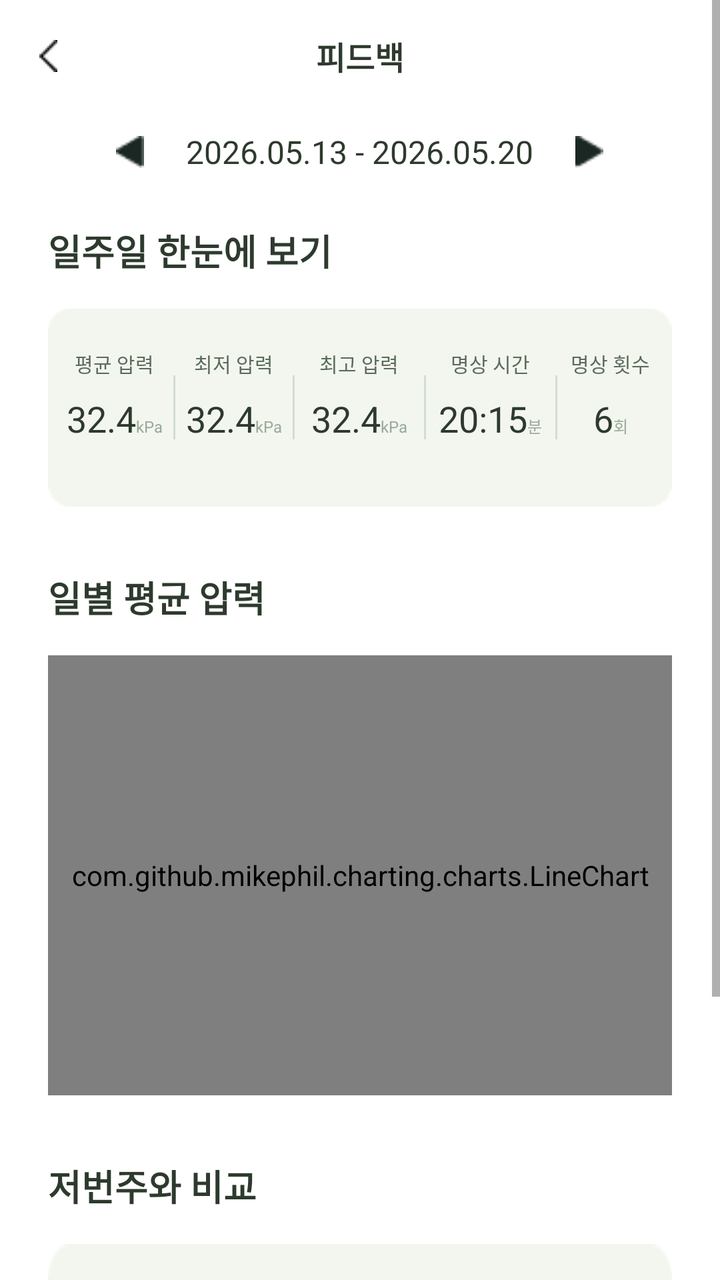
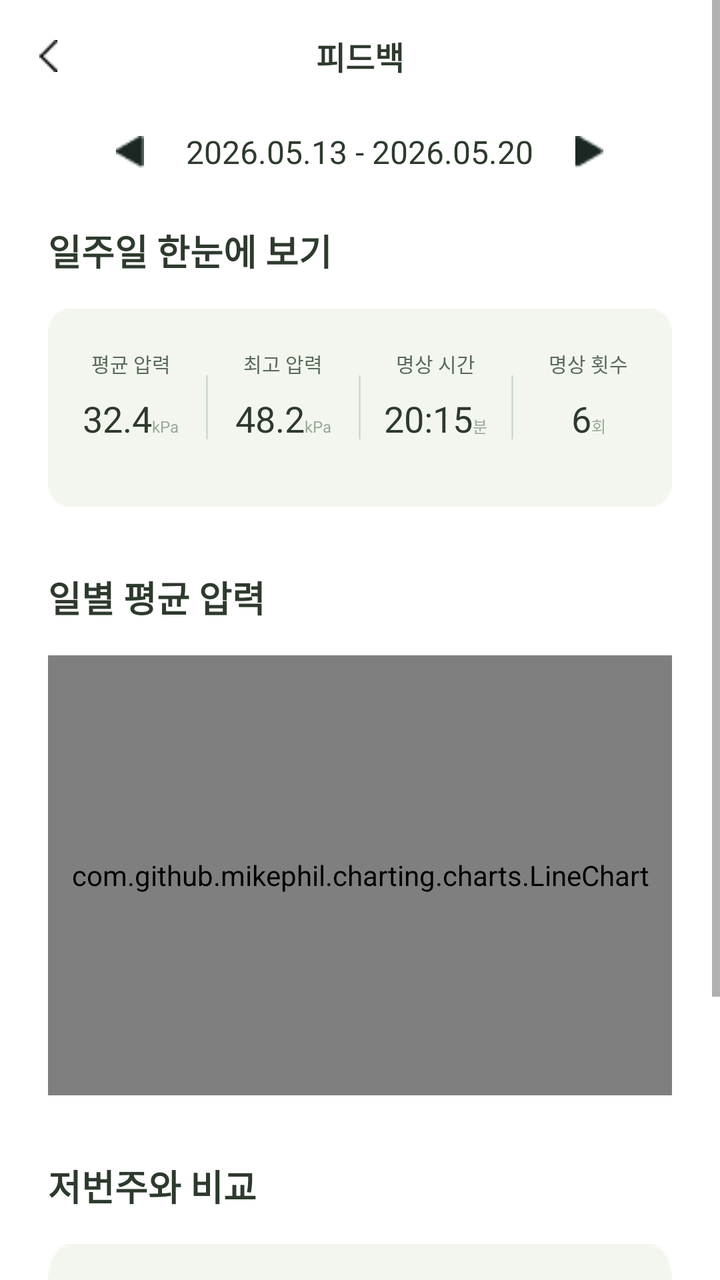

Compare the two renders of this Android layout. The source of the first and the diff that turns it into the second are given below.
<!-- AndroidManifest.xml: application theme Theme.NewRitage -->
<!-- res/layout/fragment_weekly_analysis.xml -->
<?xml version="1.0" encoding="utf-8"?>
<ScrollView
    xmlns:android="http://schemas.android.com/apk/res/android"
    xmlns:app="http://schemas.android.com/apk/res-auto"
    android:layout_width="match_parent"
    android:layout_height="match_parent"
    android:background="@color/white">

    <LinearLayout
        android:layout_width="match_parent"
        android:layout_height="wrap_content"
        android:orientation="vertical"
        android:paddingBottom="40dp">

        
        <RelativeLayout
            android:layout_width="match_parent"
            android:layout_height="56dp">

            <ImageView
                android:id="@+id/btnBack"
                android:layout_width="48dp"
                android:layout_height="match_parent"
                android:layout_alignParentStart="true"
                android:scaleType="center"
                android:src="@drawable/back"
                android:contentDescription="뒤로가기" />

            <TextView
                android:layout_width="wrap_content"
                android:layout_height="wrap_content"
                android:layout_centerInParent="true"
                android:text="피드백"
                android:textSize="16sp"
                android:textStyle="bold"
                android:textColor="@color/text_primary" />
        </RelativeLayout>

        
        <LinearLayout
            android:layout_width="match_parent"
            android:layout_height="wrap_content"
            android:orientation="horizontal"
            android:gravity="center"
            android:paddingTop="8dp"
            android:paddingBottom="24dp">

            <ImageView
                android:id="@+id/btnPrevWeek"
                android:src="@drawable/a"
                android:layout_width="24dp"
                android:layout_height="24dp"
                android:padding="4dp"

                android:layout_marginEnd="16dp"/>



            <TextView
                android:id="@+id/tvDateLabel"
                android:layout_width="wrap_content"
                android:layout_height="wrap_content"
                android:text="2026.05.13 - 2026.05.20"
                android:textSize="16sp"
                android:textColor="@color/text_primary" />

            <ImageView
                android:id="@+id/btnNextWeek"
                android:src="@drawable/b"
                android:layout_width="24dp"
                android:layout_height="24dp"
                android:padding="4dp"

                android:layout_marginStart="16dp"/>
        </LinearLayout>

        
        <LinearLayout
            android:layout_width="match_parent"
            android:layout_height="wrap_content"
            android:orientation="vertical"
            android:paddingHorizontal="24dp">

            <TextView
                android:layout_width="match_parent"
                android:layout_height="wrap_content"
                android:text="일주일 한눈에 보기"
                android:textSize="18sp"
                android:textStyle="bold"
                android:textColor="@color/text_primary"
                android:layout_marginBottom="16dp" />

            
            <LinearLayout
                android:layout_width="match_parent"
                android:layout_height="wrap_content"
                android:background="@drawable/acard"
                android:orientation="horizontal"
                android:paddingVertical="20dp"
                android:paddingHorizontal="4dp"
                android:baselineAligned="false">

                
                <LinearLayout
                    android:layout_width="0dp"
                    android:layout_height="wrap_content"
                    android:layout_weight="1"
                    android:orientation="vertical"
                    android:gravity="center">
                    <TextView android:layout_width="wrap_content" android:layout_height="wrap_content"
                        android:text="평균 압력" android:textSize="10sp" android:textColor="@color/text_secondary" android:layout_marginBottom="8dp"/>
                    <LinearLayout android:layout_width="wrap_content" android:layout_height="wrap_content" android:orientation="horizontal" android:gravity="bottom">
                        <TextView android:id="@+id/tvAvgPressure1" android:layout_width="wrap_content" android:layout_height="wrap_content"
                            android:text="32.4" android:textSize="18sp"  android:textColor="@color/text_primary" />
                        <TextView android:layout_width="wrap_content" android:layout_height="wrap_content"
                            android:text="kPa" android:textSize="8sp" android:textColor="@color/text_hint" />
                    </LinearLayout>
                </LinearLayout>

                <View android:layout_width="1dp" android:layout_height="32dp" android:background="#D1DCD2" android:layout_gravity="center_vertical"/>

                
                <LinearLayout
                    android:layout_width="0dp"
                    android:layout_height="wrap_content"
                    android:layout_weight="1"
                    android:orientation="vertical"
                    android:gravity="center">
                    <TextView android:layout_width="wrap_content" android:layout_height="wrap_content"
                        android:text="최저 압력" android:textSize="10sp" android:textColor="@color/text_secondary" android:layout_marginBottom="8dp"/>
                    <LinearLayout android:layout_width="wrap_content" android:layout_height="wrap_content" android:orientation="horizontal" android:gravity="bottom">
                        <TextView android:id="@+id/tvAvgPressure2" android:layout_width="wrap_content" android:layout_height="wrap_content"
                            android:text="32.4" android:textSize="18sp"  android:textColor="@color/text_primary" />
                        <TextView android:layout_width="wrap_content" android:layout_height="wrap_content"
                            android:text="kPa" android:textSize="8sp" android:textColor="@color/text_hint" />
                    </LinearLayout>
                </LinearLayout>

                <View android:layout_width="1dp" android:layout_height="32dp" android:background="#D1DCD2" android:layout_gravity="center_vertical"/>

                
                <LinearLayout
                    android:layout_width="0dp"
                    android:layout_height="wrap_content"
                    android:layout_weight="1.1"
                    android:orientation="vertical"
                    android:gravity="center">
                    <TextView android:layout_width="wrap_content" android:layout_height="wrap_content"
                        android:text="최고 압력" android:textSize="10sp" android:textColor="@color/text_secondary" android:layout_marginBottom="8dp"/>
                    <LinearLayout android:layout_width="wrap_content" android:layout_height="wrap_content" android:orientation="horizontal" android:gravity="bottom">
                        <TextView android:id="@+id/tvAvgPressure3" android:layout_width="wrap_content" android:layout_height="wrap_content"
                            android:text="32.4" android:textSize="18sp"  android:textColor="@color/text_primary" />
                        <TextView android:layout_width="wrap_content" android:layout_height="wrap_content"
                            android:text="kPa" android:textSize="8sp" android:textColor="@color/text_hint" />
                    </LinearLayout>
                </LinearLayout>

                <View android:layout_width="1dp" android:layout_height="32dp" android:background="#D1DCD2" android:layout_gravity="center_vertical"/>

                
                <LinearLayout
                    android:layout_width="0dp"
                    android:layout_height="wrap_content"
                    android:layout_weight="1.1"
                    android:orientation="vertical"
                    android:gravity="center">
                    <TextView android:layout_width="wrap_content" android:layout_height="wrap_content"
                        android:text="명상 시간" android:textSize="10sp" android:textColor="@color/text_secondary" android:layout_marginBottom="8dp"/>
                    <LinearLayout android:layout_width="wrap_content" android:layout_height="wrap_content" android:orientation="horizontal" android:gravity="bottom">
                        <TextView android:id="@+id/tvMedTime" android:layout_width="wrap_content" android:layout_height="wrap_content"
                            android:text="20:15" android:textSize="18sp" android:textColor="@color/text_primary" />
                        <TextView android:layout_width="wrap_content" android:layout_height="wrap_content"
                            android:text="분" android:textSize="8sp" android:textColor="@color/text_hint" />
                    </LinearLayout>
                </LinearLayout>

                <View android:layout_width="1dp" android:layout_height="32dp" android:background="#D1DCD2" android:layout_gravity="center_vertical"/>

                
                <LinearLayout
                    android:layout_width="0dp"
                    android:layout_height="wrap_content"
                    android:layout_weight="0.9"
                    android:orientation="vertical"
                    android:gravity="center">
                    <TextView android:layout_width="wrap_content" android:layout_height="wrap_content"
                        android:text="명상 횟수" android:textSize="10sp" android:textColor="@color/text_secondary" android:layout_marginBottom="8dp"/>
                    <LinearLayout android:layout_width="wrap_content" android:layout_height="wrap_content" android:orientation="horizontal" android:gravity="bottom">
                        <TextView android:id="@+id/tvMedCount" android:layout_width="wrap_content" android:layout_height="wrap_content"
                            android:text="6" android:textSize="18sp" android:textColor="@color/text_primary" />
                        <TextView android:layout_width="wrap_content" android:layout_height="wrap_content"
                            android:text="회" android:textSize="8sp" android:textColor="@color/text_hint" />
                    </LinearLayout>
                </LinearLayout>
            </LinearLayout>
        </LinearLayout>

        
        <LinearLayout
            android:layout_width="match_parent"
            android:layout_height="wrap_content"
            android:orientation="vertical"
            android:paddingHorizontal="24dp"
            android:layout_marginTop="32dp">

            <TextView
                android:layout_width="match_parent"
                android:layout_height="wrap_content"
                android:text="일별 평균 압력"
                android:textSize="18sp"
                android:textStyle="bold"
                android:textColor="@color/text_primary"
                android:layout_marginBottom="16dp" />

            <FrameLayout
                android:layout_width="match_parent"
                android:layout_height="220dp">

                <com.github.mikephil.charting.charts.LineChart
                    android:id="@+id/lineChart"
                    android:layout_width="match_parent"
                    android:layout_height="match_parent" />
            </FrameLayout>
        </LinearLayout>

        
        <LinearLayout
            android:layout_width="match_parent"
            android:layout_height="wrap_content"
            android:orientation="vertical"
            android:paddingHorizontal="24dp"
            android:layout_marginTop="32dp">

            <TextView
                android:layout_width="match_parent"
                android:layout_height="wrap_content"
                android:text="저번주와 비교"
                android:textSize="18sp"
                android:textStyle="bold"
                android:textColor="@color/text_primary"
                android:layout_marginBottom="16dp" />

            <View
                android:layout_width="match_parent"
                android:layout_height="160dp"
                android:background="@drawable/acard" />
        </LinearLayout>

    </LinearLayout>
</ScrollView>
<!-- resources referenced by this layout -->
<resources>
  <color name="text_hint">#9AAA9A</color>
  <color name="text_primary">#2D3A2D</color>
  <color name="text_secondary">#5A6B5A</color>
  <color name="white">#FFFFFF</color>
  <!-- drawable a: png bitmap (drawable, 354 bytes) -->
  <!-- drawable acard: png bitmap (drawable, 915 bytes) -->
  <!-- drawable b: png bitmap (drawable, 337 bytes) -->
  <!-- drawable back: png bitmap (drawable, 368 bytes) -->
  <style name="Theme.NewRitage" parent="Theme.MaterialComponents.Light.NoActionBar">
          <item name="colorPrimary">@color/primary</item>
          <item name="colorPrimaryDark">@color/primary_dark</item>
          <item name="colorAccent">@color/primary</item>
          <item name="android:windowBackground">@color/background</item>
          <item name="android:statusBarColor">@color/primary</item>
          <item name="android:fontFamily">sans-serif</item>
      </style>
  <color name="primary">#8B9E7B</color>
  <color name="primary_dark">#6B7E5B</color>
  <color name="background">#FFFFFF</color>
</resources>

<!-- the commit's change to res/layout/fragment_weekly_analysis.xml (unified diff, before → after) -->
@@ -4,7 +4,8 @@
     xmlns:app="http://schemas.android.com/apk/res-auto"
     android:layout_width="match_parent"
     android:layout_height="match_parent"
-    android:background="@color/white">
+    android:background="@color/white"
+    android:fillViewport="true">
 
     <LinearLayout
         android:layout_width="match_parent"
@@ -12,7 +13,6 @@
         android:orientation="vertical"
         android:paddingBottom="40dp">
 
-        
         <RelativeLayout
             android:layout_width="match_parent"
             android:layout_height="56dp">
@@ -36,7 +36,6 @@
                 android:textColor="@color/text_primary" />
         </RelativeLayout>
 
-        
         <LinearLayout
             android:layout_width="match_parent"
             android:layout_height="wrap_content"
@@ -51,10 +50,7 @@
                 android:layout_width="24dp"
                 android:layout_height="24dp"
                 android:padding="4dp"
-
                 android:layout_marginEnd="16dp"/>
-
-
 
             <TextView
                 android:id="@+id/tvDateLabel"
@@ -70,11 +66,9 @@
                 android:layout_width="24dp"
                 android:layout_height="24dp"
                 android:padding="4dp"
-
                 android:layout_marginStart="16dp"/>
         </LinearLayout>
 
-        
         <LinearLayout
             android:layout_width="match_parent"
             android:layout_height="wrap_content"
@@ -90,7 +84,6 @@
                 android:textColor="@color/text_primary"
                 android:layout_marginBottom="16dp" />
 
-            
             <LinearLayout
                 android:layout_width="match_parent"
                 android:layout_height="wrap_content"
@@ -100,7 +93,6 @@
                 android:paddingHorizontal="4dp"
                 android:baselineAligned="false">
 
-                
                 <LinearLayout
                     android:layout_width="0dp"
                     android:layout_height="wrap_content"
@@ -119,18 +111,17 @@
 
                 <View android:layout_width="1dp" android:layout_height="32dp" android:background="#D1DCD2" android:layout_gravity="center_vertical"/>
 
-                
-                <LinearLayout
-                    android:layout_width="0dp"
-                    android:layout_height="wrap_content"
-                    android:layout_weight="1"
-                    android:orientation="vertical"
-                    android:gravity="center">
-                    <TextView android:layout_width="wrap_content" android:layout_height="wrap_content"
-                        android:text="최저 압력" android:textSize="10sp" android:textColor="@color/text_secondary" android:layout_marginBottom="8dp"/>
-                    <LinearLayout android:layout_width="wrap_content" android:layout_height="wrap_content" android:orientation="horizontal" android:gravity="bottom">
-                        <TextView android:id="@+id/tvAvgPressure2" android:layout_width="wrap_content" android:layout_height="wrap_content"
-                            android:text="32.4" android:textSize="18sp"  android:textColor="@color/text_primary" />
+                <LinearLayout
+                    android:layout_width="0dp"
+                    android:layout_height="wrap_content"
+                    android:layout_weight="1"
+                    android:orientation="vertical"
+                    android:gravity="center">
+                    <TextView android:layout_width="wrap_content" android:layout_height="wrap_content"
+                        android:text="최고 압력" android:textSize="10sp" android:textColor="@color/text_secondary" android:layout_marginBottom="8dp"/>
+                    <LinearLayout android:layout_width="wrap_content" android:layout_height="wrap_content" android:orientation="horizontal" android:gravity="bottom">
+                        <TextView android:id="@+id/tvAvgPressure3" android:layout_width="wrap_content" android:layout_height="wrap_content"
+                            android:text="48.2" android:textSize="18sp"  android:textColor="@color/text_primary" />
                         <TextView android:layout_width="wrap_content" android:layout_height="wrap_content"
                             android:text="kPa" android:textSize="8sp" android:textColor="@color/text_hint" />
                     </LinearLayout>
@@ -138,30 +129,10 @@
 
                 <View android:layout_width="1dp" android:layout_height="32dp" android:background="#D1DCD2" android:layout_gravity="center_vertical"/>
 
-                
-                <LinearLayout
-                    android:layout_width="0dp"
-                    android:layout_height="wrap_content"
-                    android:layout_weight="1.1"
-                    android:orientation="vertical"
-                    android:gravity="center">
-                    <TextView android:layout_width="wrap_content" android:layout_height="wrap_content"
-                        android:text="최고 압력" android:textSize="10sp" android:textColor="@color/text_secondary" android:layout_marginBottom="8dp"/>
-                    <LinearLayout android:layout_width="wrap_content" android:layout_height="wrap_content" android:orientation="horizontal" android:gravity="bottom">
-                        <TextView android:id="@+id/tvAvgPressure3" android:layout_width="wrap_content" android:layout_height="wrap_content"
-                            android:text="32.4" android:textSize="18sp"  android:textColor="@color/text_primary" />
-                        <TextView android:layout_width="wrap_content" android:layout_height="wrap_content"
-                            android:text="kPa" android:textSize="8sp" android:textColor="@color/text_hint" />
-                    </LinearLayout>
-                </LinearLayout>
-
-                <View android:layout_width="1dp" android:layout_height="32dp" android:background="#D1DCD2" android:layout_gravity="center_vertical"/>
-
-                
-                <LinearLayout
-                    android:layout_width="0dp"
-                    android:layout_height="wrap_content"
-                    android:layout_weight="1.1"
+                <LinearLayout
+                    android:layout_width="0dp"
+                    android:layout_height="wrap_content"
+                    android:layout_weight="1"
                     android:orientation="vertical"
                     android:gravity="center">
                     <TextView android:layout_width="wrap_content" android:layout_height="wrap_content"
@@ -176,11 +147,10 @@
 
                 <View android:layout_width="1dp" android:layout_height="32dp" android:background="#D1DCD2" android:layout_gravity="center_vertical"/>
 
-                
-                <LinearLayout
-                    android:layout_width="0dp"
-                    android:layout_height="wrap_content"
-                    android:layout_weight="0.9"
+                <LinearLayout
+                    android:layout_width="0dp"
+                    android:layout_height="wrap_content"
+                    android:layout_weight="1"
                     android:orientation="vertical"
                     android:gravity="center">
                     <TextView android:layout_width="wrap_content" android:layout_height="wrap_content"
@@ -195,7 +165,6 @@
             </LinearLayout>
         </LinearLayout>
 
-        
         <LinearLayout
             android:layout_width="match_parent"
             android:layout_height="wrap_content"
@@ -223,7 +192,6 @@
             </FrameLayout>
         </LinearLayout>
 
-        
         <LinearLayout
             android:layout_width="match_parent"
             android:layout_height="wrap_content"
